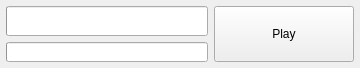
WarpshotCoH/sunrise-launcher, file ui/listview-download.ui: the form before one commit.
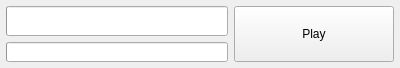
The form after the commit.

```diff
--- a/ui/listview-download.ui
+++ b/ui/listview-download.ui
@@ -6,7 +6,7 @@
    <rect>
     <x>0</x>
     <y>0</y>
-    <width>360</width>
+    <width>400</width>
     <height>68</height>
    </rect>
   </property>
@@ -102,13 +102,13 @@
      </property>
      <property name="minimumSize">
       <size>
-       <width>140</width>
+       <width>160</width>
        <height>56</height>
       </size>
      </property>
      <property name="maximumSize">
       <size>
-       <width>140</width>
+       <width>160</width>
        <height>16777215</height>
       </size>
      </property>
```
